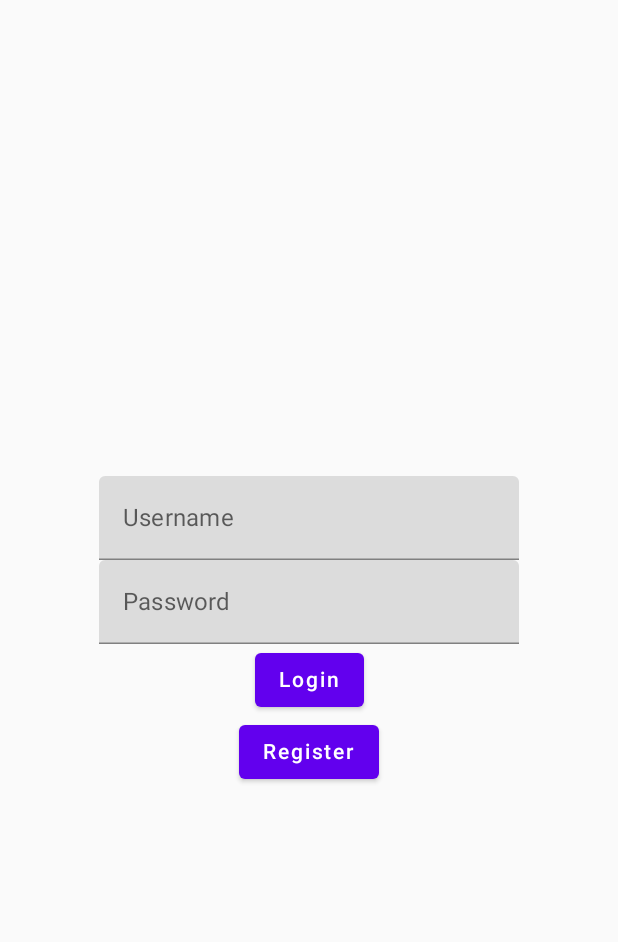
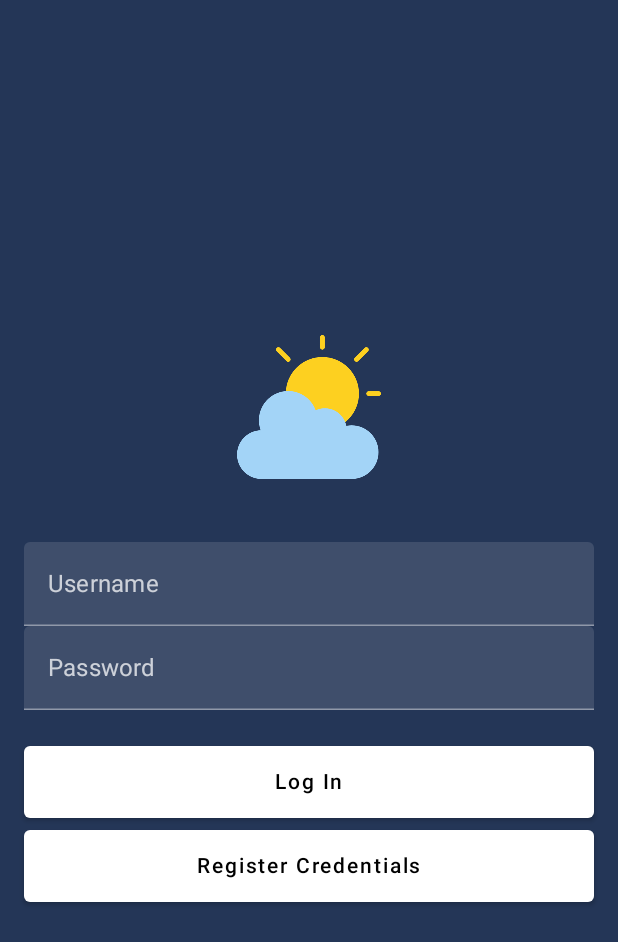
Before and after one commit to vlsmj/WeatherApp, an Android app built with Jetpack Compose: the screen it shows after launch (LoginRegisterActivity), on a phone screen of 412 x 824 dp. Shown: the top 942 px of the screen. Run offline under Robolectric (Android 15) with nearby library versions, the phone set to English and light mode, and no system bars; our stand-ins replace Dagger/Hilt's generated code, Room's generated code.

Commit message:
feature enhance login ui design

```diff
--- a/app/src/main/AndroidManifest.xml
+++ b/app/src/main/AndroidManifest.xml
@@ -21,6 +21,7 @@
         <activity
             android:name=".featureweather.presentation.LoginRegisterActivity"
             android:exported="true"
+            android:screenOrientation="portrait"
             android:theme="@style/Theme.WeatherApp">
             <intent-filter>
                 <action android:name="android.intent.action.MAIN" />
--- a/app/src/main/java/com/example/weatherapp/common/components/InputTextField.kt
+++ b/app/src/main/java/com/example/weatherapp/common/components/InputTextField.kt
@@ -3,8 +3,11 @@ package com.example.weatherapp.common.components
 import androidx.compose.foundation.text.KeyboardOptions
 import androidx.compose.material.Text
 import androidx.compose.material.TextField
+import androidx.compose.material.TextFieldDefaults
 import androidx.compose.runtime.*
 import androidx.compose.ui.Modifier
+import androidx.compose.ui.graphics.Color
+import androidx.compose.ui.text.TextStyle
 import androidx.compose.ui.text.input.KeyboardType
 
 @Composable
@@ -19,7 +22,12 @@ fun InputTextField(
     }
 
     TextField(
+        modifier = modifier,
         value = inputText,
+        singleLine = true,
+        textStyle = TextStyle(
+            color = Color.White
+        ),
         keyboardOptions = KeyboardOptions(
             keyboardType = if (isSensitive) {
                 KeyboardType.Password
@@ -33,5 +41,10 @@ fun InputTextField(
         },
         label = {
             Text(text = hint)
-        })
+        },
+        colors = TextFieldDefaults.textFieldColors(
+            cursorColor = Color.White,
+            focusedLabelColor = Color.White
+        )
+    )
 }
--- a/app/src/main/java/com/example/weatherapp/featureweather/presentation/LoginRegisterActivity.kt
+++ b/app/src/main/java/com/example/weatherapp/featureweather/presentation/LoginRegisterActivity.kt
@@ -6,7 +6,11 @@ import android.os.Bundle
 import androidx.activity.ComponentActivity
 import androidx.activity.compose.setContent
 import androidx.compose.foundation.layout.fillMaxSize
+import androidx.compose.foundation.layout.padding
+import androidx.compose.material.MaterialTheme
+import androidx.compose.material.Surface
 import androidx.compose.ui.Modifier
+import androidx.compose.ui.unit.dp
 import com.example.weatherapp.common.Constants.KEY_USER
 import com.example.weatherapp.common.PrefManager
 import com.example.weatherapp.featureweather.domain.model.User
@@ -28,11 +32,14 @@ class LoginRegisterActivity : ComponentActivity() {
 
         setContent {
             WeatherAppTheme {
-                LoginRegisterScreen(
-                    modifier = Modifier
-                        .fillMaxSize()
-                ) { user ->
-                    redirectToPermission(user)
+                Surface(modifier = Modifier.fillMaxSize(), color = MaterialTheme.colors.primary) {
+                    LoginRegisterScreen(
+                        modifier = Modifier
+                            .fillMaxSize()
+                            .padding(16.dp)
+                    ) { user ->
+                        redirectToPermission(user)
+                    }
                 }
             }
         }
--- a/app/src/main/java/com/example/weatherapp/featureweather/presentation/screen/LoginRegisterScreen.kt
+++ b/app/src/main/java/com/example/weatherapp/featureweather/presentation/screen/LoginRegisterScreen.kt
@@ -1,14 +1,19 @@
 package com.example.weatherapp.featureweather.presentation.screen
 
-import androidx.compose.foundation.layout.Arrangement
-import androidx.compose.foundation.layout.Column
+import androidx.compose.foundation.Image
+import androidx.compose.foundation.layout.*
 import androidx.compose.material.Button
+import androidx.compose.material.ButtonDefaults
 import androidx.compose.material.Text
 import androidx.compose.runtime.Composable
 import androidx.compose.ui.Alignment
 import androidx.compose.ui.Modifier
 import androidx.compose.ui.graphics.Color
+import androidx.compose.ui.res.painterResource
+import androidx.compose.ui.unit.dp
+import androidx.compose.ui.unit.sp
 import androidx.hilt.navigation.compose.hiltViewModel
+import com.example.weatherapp.R
 import com.example.weatherapp.common.components.InputTextField
 import com.example.weatherapp.featureweather.domain.model.User
 import com.example.weatherapp.featureweather.presentation.viewmodel.UserViewModel
@@ -30,35 +35,61 @@ fun LoginRegisterScreen(
         verticalArrangement = Arrangement.Center,
         horizontalAlignment = Alignment.CenterHorizontally) {
 
+        Image(painter = painterResource(id = R.drawable.ic_logo),
+            contentDescription = "logo",
+            modifier = Modifier.size(96.dp))
+
+        Spacer(modifier = Modifier.height(16.dp))
+
         state.errorMessage?.let {
             Text(
                 text = it.asString(),
-                color = Color.Red)
+                fontSize = 12.sp,
+                color = Color.Red
+            )
         }
 
+        Spacer(modifier = Modifier.height(12.dp))
+
         InputTextField(
+            modifier = Modifier.fillMaxWidth(),
             hint = "Username",
             onInputChange = {
                 viewModel.userState.value = viewModel.userState.value.copy(username = it)
             })
 
         InputTextField(
+            modifier = Modifier.fillMaxWidth(),
             hint = "Password",
             isSensitive = true,
             onInputChange = {
                 viewModel.userState.value = viewModel.userState.value.copy(password = it)
             })
 
-        Button(onClick = {
-            viewModel.validateLoginRegisterUserInput(state.username, state.password)
-        }) {
-            Text(text = "Login")
+        Spacer(modifier = Modifier.height(24.dp))
+
+        Button(
+            modifier = Modifier
+                .fillMaxWidth()
+                .height(48.dp),
+            colors = ButtonDefaults.buttonColors(backgroundColor = Color.White),
+            onClick = {
+                viewModel.validateLoginRegisterUserInput(state.username, state.password)
+            }) {
+            Text(text = "Log In")
         }
 
-        Button(onClick = {
-            viewModel.validateLoginRegisterUserInput(state.username, state.password, true)
-        }) {
-            Text(text = "Register")
+        Spacer(modifier = Modifier.height(8.dp))
+
+        Button(
+            modifier = Modifier
+                .fillMaxWidth()
+                .height(48.dp),
+            colors = ButtonDefaults.buttonColors(backgroundColor = Color.White),
+            onClick = {
+                viewModel.validateLoginRegisterUserInput(state.username, state.password, true)
+            }) {
+            Text(text = "Register Credentials")
         }
     }
 }
--- a/app/src/main/java/com/example/weatherapp/ui/theme/Color.kt
+++ b/app/src/main/java/com/example/weatherapp/ui/theme/Color.kt
@@ -6,3 +6,4 @@ val Purple200 = Color(0xFFBB86FC)
 val Purple500 = Color(0xFF6200EE)
 val Purple700 = Color(0xFF3700B3)
 val Teal200 = Color(0xFF03DAC5)
+val DarkBlue = Color(0xFF243657)
--- a/app/src/main/java/com/example/weatherapp/ui/theme/Theme.kt
+++ b/app/src/main/java/com/example/weatherapp/ui/theme/Theme.kt
@@ -7,7 +7,7 @@ import androidx.compose.material.lightColors
 import androidx.compose.runtime.Composable
 
 private val DarkColorPalette = darkColors(
-    primary = Purple200,
+    primary = DarkBlue,
     primaryVariant = Purple700,
     secondary = Teal200
 )
@@ -32,7 +32,7 @@ fun WeatherAppTheme(darkTheme: Boolean = isSystemInDarkTheme(), content: @Compos
     val colors = if (darkTheme) {
         DarkColorPalette
     } else {
-        LightColorPalette
+        DarkColorPalette
     }
 
     MaterialTheme(
--- a/app/src/main/res/values/colors.xml
+++ b/app/src/main/res/values/colors.xml
@@ -7,4 +7,5 @@
     <color name="teal_700">#FF018786</color>
     <color name="black">#FF000000</color>
     <color name="white">#FFFFFFFF</color>
+    <color name="darker_blue">#1d2b46</color>
 </resources>
--- a/app/src/main/res/values/themes.xml
+++ b/app/src/main/res/values/themes.xml
@@ -2,6 +2,6 @@
 <resources>
 
     <style name="Theme.WeatherApp" parent="android:Theme.Material.Light.NoActionBar">
-        <item name="android:statusBarColor">@color/purple_700</item>
+        <item name="android:statusBarColor">@color/darker_blue</item>
     </style>
 </resources>
```
Also changed, not shown: app/src/main/res/drawable/ic_logo.png (added).
